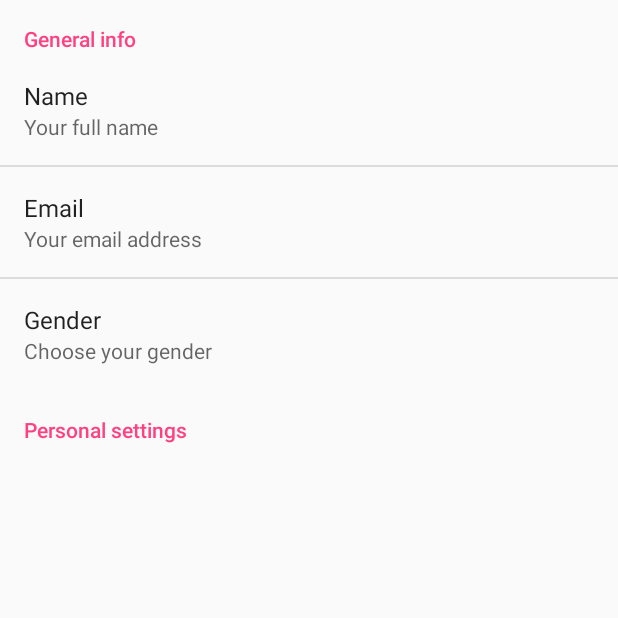
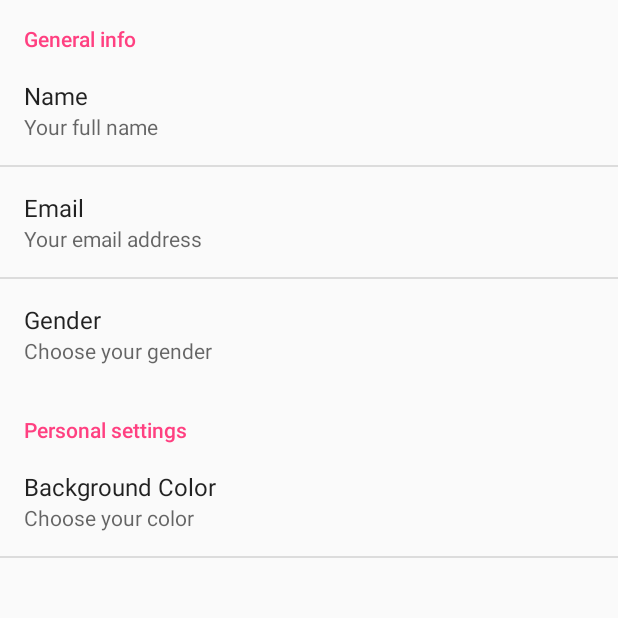
Before and after one commit to heunec/GoneShopping, an Android app: the SettingsActivity screen opened directly, with no data from a screen before it, on a phone screen of 412 x 824 dp, the top half of it. Run offline under Robolectric (Android 15) with nearby library versions, the phone set to English and light mode, and no system bars.

Commit message:
Last touches

```diff
--- a/app/src/main/res/layout-land/content_main.xml
+++ b/app/src/main/res/layout-land/content_main.xml
@@ -50,6 +50,12 @@
         android:layout_height="wrap_content"
         android:layout_gravity="center_horizontal" />
 
+        <Button
+            android:id="@+id/delete"
+            android:text="Delete"
+            android:layout_width="wrap_content"
+            android:layout_height="wrap_content"
+            android:onClick="onClickDelItem"/>
 
     </LinearLayout>
 
--- a/app/src/main/res/xml/prefs.xml
+++ b/app/src/main/res/xml/prefs.xml
@@ -23,6 +23,12 @@
 
     <PreferenceCategory android:title="Personal settings">
 
+        <ListPreference
+            android:entries="@array/colorName"
+            android:entryValues="@array/colorCode"
+            android:key="color"
+            android:summary="Choose your color"
+            android:title="Background Color" />
 
     </PreferenceCategory>
 
```
